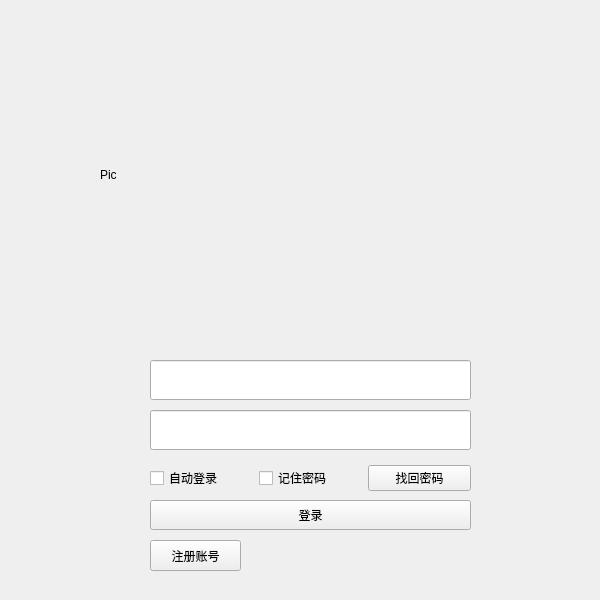
The window that LCS/login.ui (SeeChen/LCS_lanChatSoftware) describes before a commit, drawn with Qt 5.
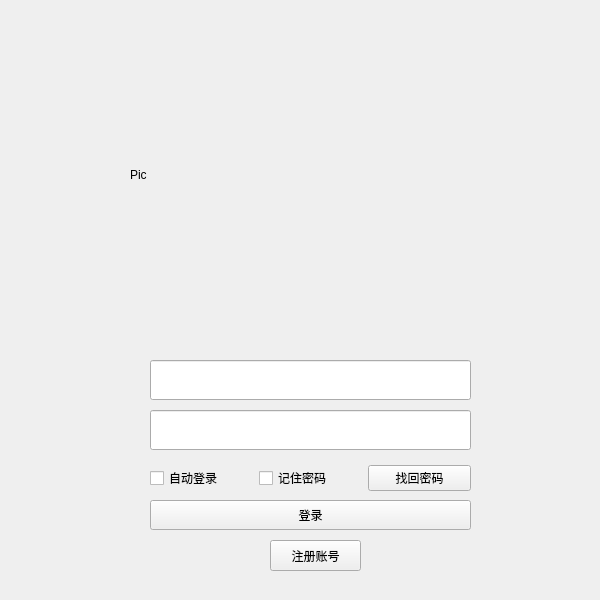
The same window after the commit. Icons and pictures are not drawn.

Patch:
```diff
--- a/LCS/login.ui
+++ b/LCS/login.ui
@@ -16,9 +16,9 @@
   <widget class="QLabel" name="labelPic">
    <property name="geometry">
     <rect>
-     <x>100</x>
+     <x>130</x>
      <y>0</y>
-     <width>350</width>
+     <width>361</width>
      <height>350</height>
     </rect>
    </property>
@@ -74,7 +74,7 @@
   <widget class="QPushButton" name="pushButtonRegister">
    <property name="geometry">
     <rect>
-     <x>150</x>
+     <x>270</x>
      <y>540</y>
      <width>91</width>
      <height>31</height>
```
